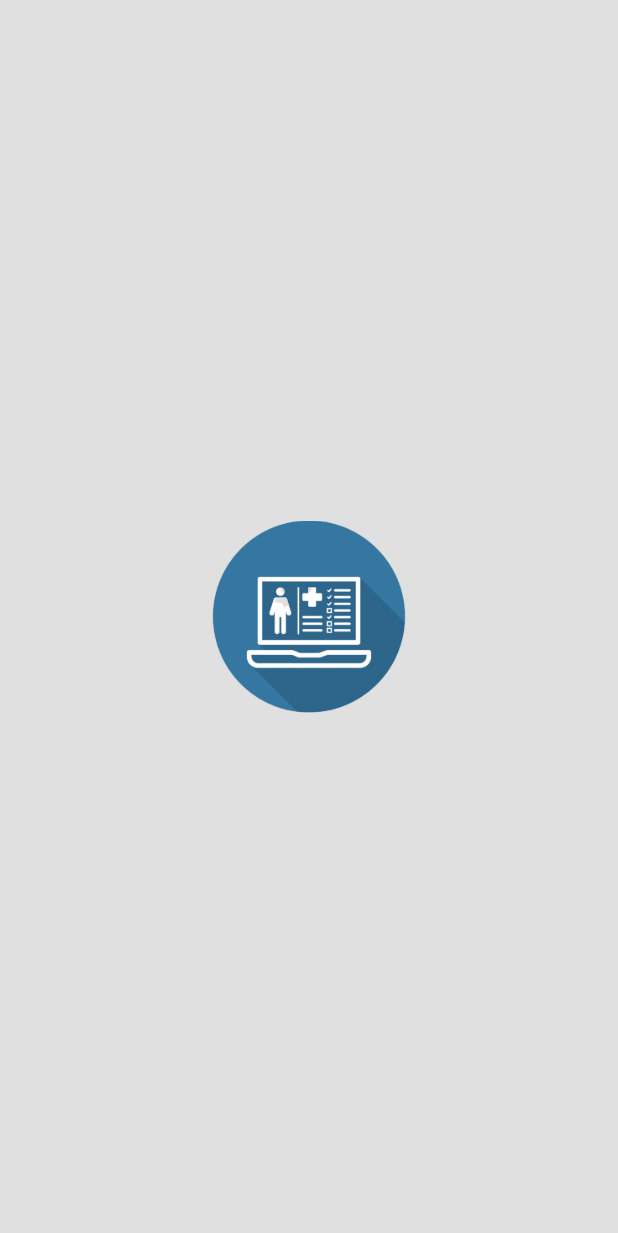
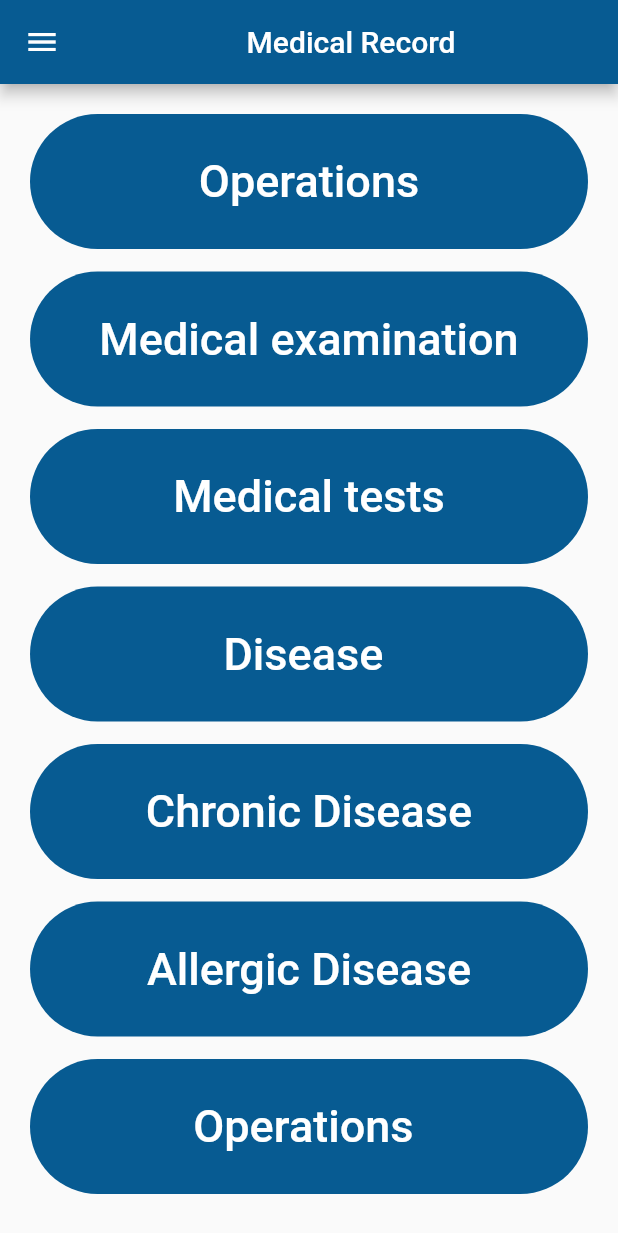
Before and after one commit to ahmedmedhat107201/medical-records-mobile, a Flutter app: the first screen one second after launch, on a phone screen of 412 x 824 dp. Shown: the top 1233 px of the screen. Run offline on Flutter 3.47's test engine with Material 2 defaults, Android fonts, the phone set to English and light mode, and no system bars; our stand-ins replace flutter_secure_storage; accounts and stored records are empty.

Commit message:
last commit before salwa's

```diff
--- a/lib/main.dart
+++ b/lib/main.dart
@@ -1,6 +1,8 @@
 import 'package:flutter/material.dart';
-import 'package:medical_records_mobile/view/screens/splash_screen.dart';
+import 'package:medical_records_mobile/view/screens/sections/madicalRecord.dart';
+import '/view/screens/splash_screen.dart';
 import '/view/screens/loginScreen.dart';
+import 'view/screens/mrecordscreens/operationsscreen.dart';
 import 'view/screens/sections/homeScreen.dart';
 import 'view/screens/sections/diseaseScreen.dart';
 
@@ -13,11 +15,13 @@ class MyApp extends StatelessWidget {
   Widget build(BuildContext context) {
     return MaterialApp(
       debugShowCheckedModeBanner: false,
-      home: SplashScreen(),
+      home: MedicalRecordScreen(),
       routes: {
         LoginScreen.routeID: (context) => LoginScreen(),
         HomeScreen.routeID: (context) => HomeScreen(),
         DiseaseScreen.routeID: (context) => DiseaseScreen(),
+        MedicalRecordScreen.routeID: (context) => MedicalRecordScreen(),
+        Operation.routeID: (context) => Operation(),
       },
     );
   }
--- /dev/null
+++ b/lib/view/screens/sections/madicalRecord.dart
@@ -0,0 +1,52 @@
+import 'package:flutter/material.dart';
+import 'package:medical_records_mobile/view/screens/mrecordscreens/operationsscreen.dart';
+import 'package:medical_records_mobile/view/widgets/mrsizedbox.dart';
+import '../../../constant.dart';
+import '../../widgets/custom_MedicalRecordButton.dart';
+import '../../widgets/custom_drawer.dart';
+
+class MedicalRecordScreen extends StatelessWidget {
+  static final String routeID = '/diseaseScreen';
+  @override
+  Widget build(BuildContext context) {
+    return Scaffold(
+      drawer: CustomDrawer(),
+      appBar: AppBar(
+        backgroundColor: primaryColor,
+        title: Center(
+          child: Text('Medical Record'),
+        ),
+      ),
+      body: Padding(
+          padding: const EdgeInsets.all(20.0),
+          child: SingleChildScrollView(
+            child: Column(
+              children: [
+                MRCard(
+                  onpressed: () {
+                    Navigator.pushNamedAndRemoveUntil(
+                      context,
+                      Operation.routeID,
+                      (route) => false,
+                    );
+                  },
+                  label: "Operations",
+                ),
+                MRSpace(),
+                MRCard(onpressed: () {}, label: "Medical examination"),
+                MRSpace(),
+                MRCard(onpressed: () {}, label: "Medical tests"),
+                MRSpace(),
+                MRCard(onpressed: () {}, label: "Disease "),
+                MRSpace(),
+                MRCard(onpressed: () {}, label: "Chronic Disease"),
+                MRSpace(),
+                MRCard(onpressed: () {}, label: "Allergic Disease"),
+                MRSpace(),
+                MRCard(onpressed: () {}, label: "Operations "),
+              ],
+            ),
+          )),
+    );
+  }
+}
--- /dev/null
+++ b/lib/view/widgets/custom_MedicalRecordButton.dart
@@ -0,0 +1,25 @@
+import 'package:flutter/material.dart';
+import 'package:medical_records_mobile/constant.dart';
+
+Widget MRCard({
+  required Function() onpressed,
+  required String label,
+}) =>
+    Container(
+      decoration: BoxDecoration(
+        color: primaryColor,
+        borderRadius: BorderRadius.circular(60),
+      ),
+      width: double.infinity,
+      height: 90,
+      child: TextButton(
+        onPressed: onpressed,
+        child: Text(
+          label,
+          style: TextStyle(
+            color: Colors.white,
+            fontSize: 30,
+          ),
+        ),
+      ),
+    );
--- /dev/null
+++ b/lib/view/widgets/mrsizedbox.dart
@@ -0,0 +1,6 @@
+import 'package:flutter/cupertino.dart';
+
+Widget MRSpace({
+  double height = 15,
+}) =>
+    SizedBox(height: height);
```
Also changed, not shown: lib/view/screens/mrecordscreens/operationsScreen.dart (added, +66 -0 lines), lib/view/widgets/custom_drawer.dart (+27 -6 lines), assets/images/default.png (added).
